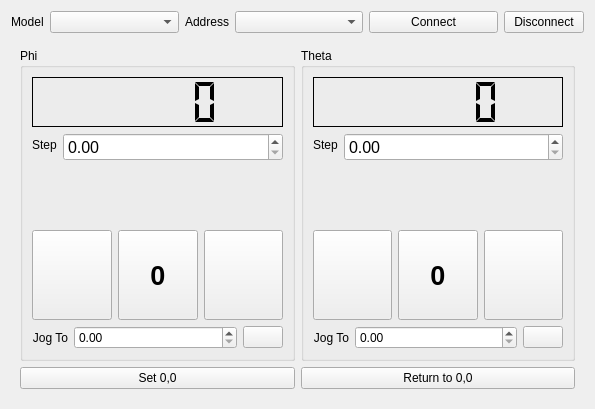
This is pychamber/app/ui/positioner_widget.ui in PyChamber/PyChamber as Qt 5 draws it before an edit. The edited form follows.
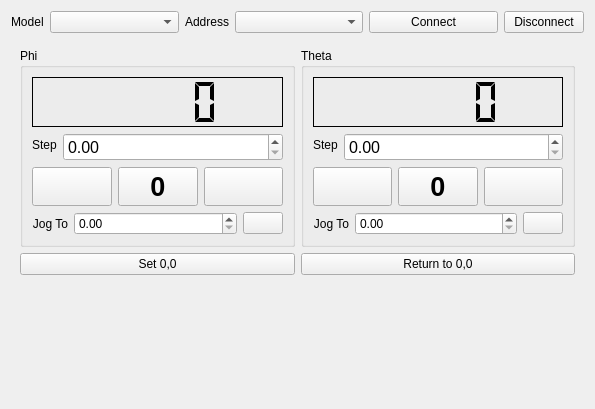
This is the edited form. Custom widgets are drawn as their Qt base class.

```diff
--- a/pychamber/app/ui/positioner_widget.ui
+++ b/pychamber/app/ui/positioner_widget.ui
@@ -443,6 +443,19 @@
         </item>
        </layout>
       </item>
+      <item>
+       <spacer name="verticalSpacer">
+        <property name="orientation">
+         <enum>Qt::Vertical</enum>
+        </property>
+        <property name="sizeHint" stdset="0">
+         <size>
+          <width>20</width>
+          <height>40</height>
+         </size>
+        </property>
+       </spacer>
+      </item>
      </layout>
     </widget>
    </item>
```
